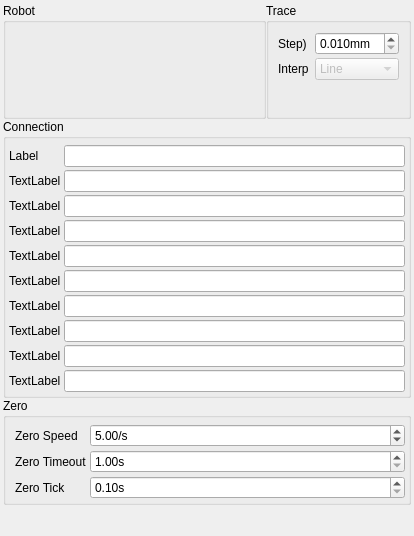
Old version of the form source/wnd/ui/robocompref.ui in the repository ww4u/megarobostudio.
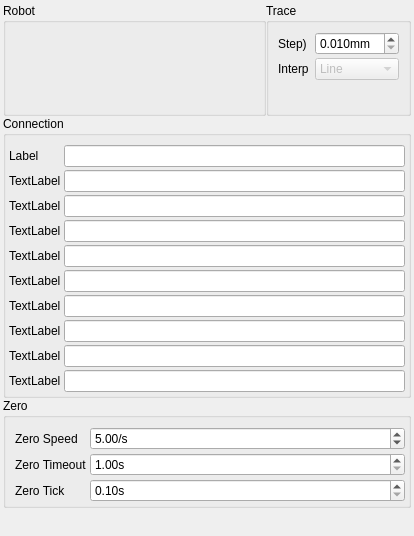
New version of the form. Custom widgets are drawn as their Qt base class.

What changed in the file:
```diff
--- a/source/wnd/ui/robocompref.ui
+++ b/source/wnd/ui/robocompref.ui
@@ -162,7 +162,7 @@
        <number>3</number>
       </property>
       <property name="topMargin">
-       <number>6</number>
+       <number>9</number>
       </property>
       <property name="rightMargin">
        <number>3</number>
@@ -286,7 +286,7 @@
        <number>3</number>
       </property>
       <property name="topMargin">
-       <number>6</number>
+       <number>9</number>
       </property>
       <property name="rightMargin">
        <number>3</number>
```
